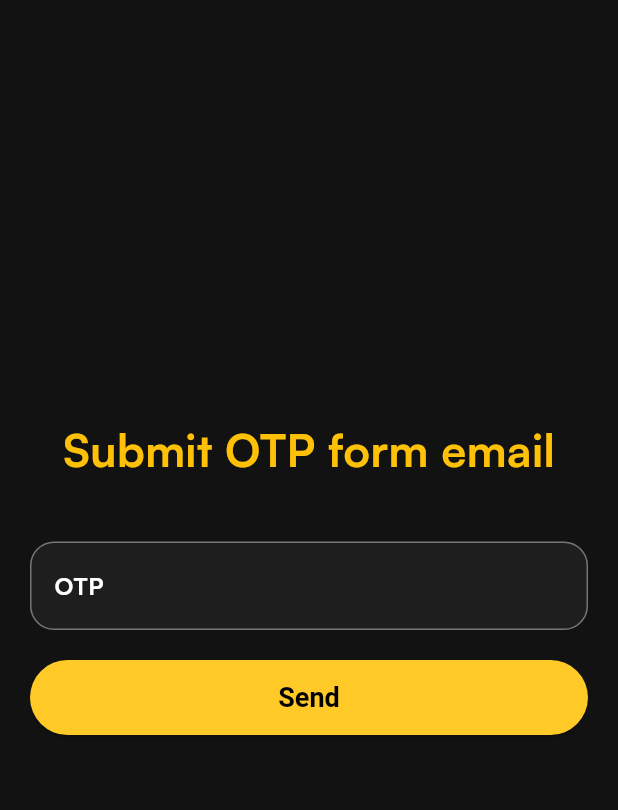
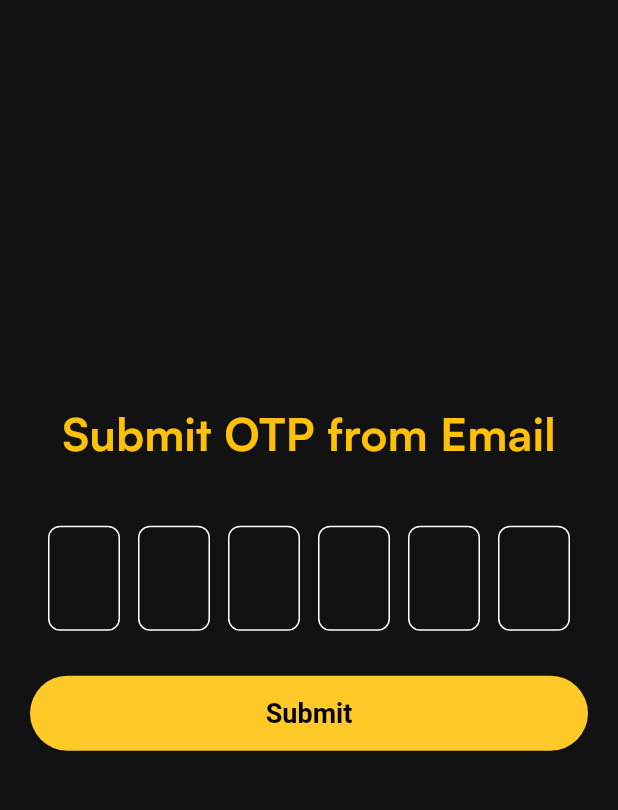
Before and after one commit to HiToandzzx/MBooking, a Flutter app: the OTPRequestPage screen opened directly with empty values, on a phone screen of 412 x 824 dp, the part 84-894 px from its top. Run offline on Flutter 3.47's test engine with Material 3 defaults, Android fonts, the phone set to English and light mode, and no system bars; our stand-ins replace carousel_slider, flutter_svg, rxdart, shared_preferences, youtube_player_flutter; accounts and stored records are empty; network calls fail.

Commit message:
add widget OTP text field

```diff
--- a/lib/view/auth/forget_password/view_request_otp.dart
+++ b/lib/view/auth/forget_password/view_request_otp.dart
@@ -5,8 +5,8 @@ import 'package:movies_app_ttcn/helper/snack_bar.dart';
 import 'package:movies_app_ttcn/view/auth/forget_password/view_new_password.dart';
 import 'package:movies_app_ttcn/widgets/app_vector.dart';
 import 'package:movies_app_ttcn/widgets/basic_button.dart';
-import 'package:movies_app_ttcn/widgets/basic_text_field.dart';
 import '../../../view_model/viewmodel_user.dart';
+import '../../../widgets/otp_text_field.dart';
 
 class OTPRequestPage extends StatefulWidget {
   final String email;
@@ -18,7 +18,7 @@ class OTPRequestPage extends StatefulWidget {
 }
 
 class _OTPRequestPageState extends State<OTPRequestPage> {
-  final _otpController = TextEditingController();
+  final _otpController = List.generate(6, (_) => TextEditingController());
   final _viewModel = UserViewModel();
 
   StreamSubscription<String?>? _successSubscription;
@@ -26,7 +26,7 @@ class _OTPRequestPageState extends State<OTPRequestPage> {
 
   @override
   void dispose() {
-    _otpController.dispose();
+    //_otpController.dispose();
     _viewModel.dispose();
     _successSubscription?.cancel();
     _errorSubscription?.cancel();
@@ -54,7 +54,7 @@ class _OTPRequestPageState extends State<OTPRequestPage> {
                   mainAxisAlignment: MainAxisAlignment.center,
                   children: [
                     const Text(
-                      'Submit OTP form email',
+                      'Submit OTP from Email',
                       style: TextStyle(
                           fontSize: 30,
                           fontWeight: FontWeight.bold,
@@ -69,16 +69,16 @@ class _OTPRequestPageState extends State<OTPRequestPage> {
                       stream: _viewModel.detailedErrors,
                       builder: (context, snapshot) {
                         final errors = snapshot.data;
-                        return CustomTextField(
-                          controller: _otpController,
-                          labelText: 'OTP',
-                          keyboardType: TextInputType.number,
+                        return OTPInputField(
+                          controllers: _otpController,
+                          onCompleted: (otp) {
+                          },
                           errorText: errors != null && errors.containsKey('code') ? errors['code']?.join(', ') : null,
                         );
                       },
                     ),
 
-                    const SizedBox(height: 20),
+                    const SizedBox(height: 30),
 
                     // BUTTON LOGIN
                     MainButton(
@@ -86,7 +86,7 @@ class _OTPRequestPageState extends State<OTPRequestPage> {
                         _successSubscription?.cancel();
                         _errorSubscription?.cancel();
 
-                        int otp = int.tryParse(_otpController.text) ?? 0;
+                        int otp = int.tryParse(_otpController.map((e) => e.text).join()) ?? 0;
 
                         await _viewModel.requestOTP(
                             widget.email,
@@ -108,7 +108,6 @@ class _OTPRequestPageState extends State<OTPRequestPage> {
                           }
                         });
 
-
                         _errorSubscription = _viewModel.errorMessage.listen((message) {
                           if (message != null) {
                             failedSnackBar(context: context, message: message);
@@ -117,7 +116,7 @@ class _OTPRequestPageState extends State<OTPRequestPage> {
                       },
                       title: isLoading
                           ? const CircularProgressIndicator(color: Colors.black)
-                          : const Text('Send'),
+                          : const Text('Submit'),
                     ),
                   ],
                 ),
--- /dev/null
+++ b/lib/widgets/otp_text_field.dart
@@ -0,0 +1,100 @@
+import 'package:flutter/material.dart';
+
+class OTPInputField extends StatefulWidget {
+  final List<TextEditingController> controllers;
+  final ValueChanged<String>? onCompleted;
+  final String? errorText;
+
+  const OTPInputField({
+    Key? key,
+    required this.controllers,
+    this.onCompleted,
+    this.errorText,
+  }) : super(key: key);
+
+  @override
+  OTPInputFieldState createState() => OTPInputFieldState();
+}
+
+class OTPInputFieldState extends State<OTPInputField> {
+  late final List<FocusNode> _focusNodes;
+
+  @override
+  void initState() {
+    super.initState();
+    _focusNodes = List.generate(6, (_) => FocusNode());
+  }
+
+  @override
+  void dispose() {
+    for (var focusNode in _focusNodes) {
+      focusNode.dispose();
+    }
+    super.dispose();
+  }
+
+  @override
+  Widget build(BuildContext context) {
+    return Row(
+      mainAxisAlignment: MainAxisAlignment.spaceEvenly,
+      children: List.generate(6, (index) {
+        return Column(
+          children: [
+            SizedBox(
+              width: 48,
+              child: TextField(
+                controller: widget.controllers[index],
+                focusNode: _focusNodes[index],
+                keyboardType: TextInputType.number,
+                textAlign: TextAlign.center,
+                maxLength: 1,
+                style: const TextStyle(
+                    fontSize: 25,
+                    fontWeight: FontWeight.bold
+                ),
+                decoration: InputDecoration(
+                  counterText: '',
+                  border: OutlineInputBorder(
+                    borderRadius: BorderRadius.circular(8),
+                  ),
+                  focusedBorder: OutlineInputBorder(
+                    borderSide: const BorderSide(color: Colors.amber),
+                    borderRadius: BorderRadius.circular(8),
+                  ),
+                ),
+                onChanged: (value) {
+                  if (value.isNotEmpty) {
+                    if (index < 5) {
+                      FocusScope.of(context).requestFocus(_focusNodes[index + 1]);
+                    } else {
+                      FocusScope.of(context).unfocus();
+                      final otp = widget.controllers.map((e) => e.text).join();
+                      if (widget.onCompleted != null) {
+                        widget.onCompleted!(otp);
+                      }
+                    }
+                  } else if (value.isEmpty && index > 0) {
+                    FocusScope.of(context).requestFocus(_focusNodes[index - 1]);
+                  }
+                },
+              ),
+            ),
+            if (widget.errorText != null) ...[
+              const SizedBox(height: 8),
+              Center(
+                child: Text(
+                  widget.errorText!,
+                  style: const TextStyle(
+                      color: Colors.red,
+                      fontSize: 13,
+                      fontWeight: FontWeight.bold
+                  ),
+                ),
+              ),
+            ],
+          ],
+        );
+      }),
+    );
+  }
+}
```
Also changed, not shown: lib/widgets/basic_text_field.dart (indentation only).
